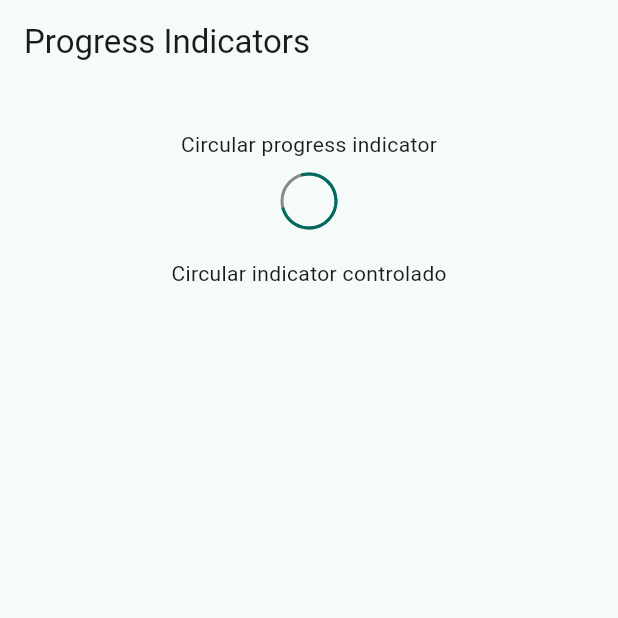
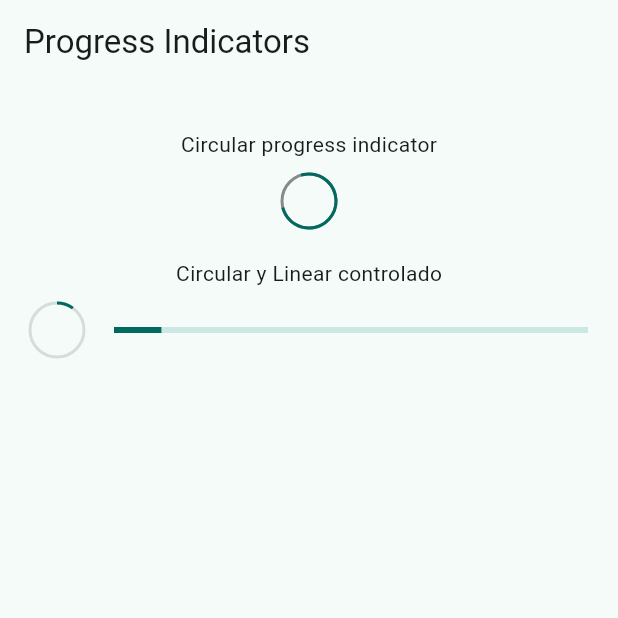
Before and after one commit to adrianferreiro/widgets_app, a Flutter app: the ProgressScreen screen opened by its route, on a phone screen of 412 x 824 dp, the top half of it. Run offline on Flutter 3.47's test engine with Material 3 defaults, Android fonts, the phone set to English and light mode, and no system bars; our stand-ins replace go_router.

Commit message:
Linear y Circular progress controlados

```diff
--- a/lib/presentation/screens/progress/progress_screen.dart
+++ b/lib/presentation/screens/progress/progress_screen.dart
@@ -31,7 +31,7 @@ class _ProgressView extends StatelessWidget {
             backgroundColor: Colors.black45,
           ),
           SizedBox(height: 20),
-          Text('Circular indicator controlado'),
+          Text('Circular y Linear controlado'),
           SizedBox(height: 10),
           _ControlledProgressIndicator(),
         ],
@@ -45,6 +45,30 @@ class _ControlledProgressIndicator extends StatelessWidget {
 
   @override
   Widget build(BuildContext context) {
-    return const SizedBox();
+    return StreamBuilder(
+      stream: Stream.periodic(const Duration(milliseconds: 300), (value) {
+        return (value * 2) / 100;
+      }).takeWhile((value) => value < 100),
+      builder: (context, snapshot) {
+        final progressValue = snapshot.data ?? 0;
+        return Padding(
+          padding: const EdgeInsets.symmetric(horizontal: 20),
+          child: Row(
+            mainAxisAlignment: MainAxisAlignment.center,
+            children: [
+              CircularProgressIndicator(
+                value: progressValue,
+                strokeWidth: 2,
+                backgroundColor: Colors.black12,
+              ),
+              const SizedBox(
+                width: 20,
+              ),
+              Expanded(child: LinearProgressIndicator(value: progressValue)),
+            ],
+          ),
+        );
+      },
+    );
   }
 }
```
Also changed, not shown: 1 other file.
